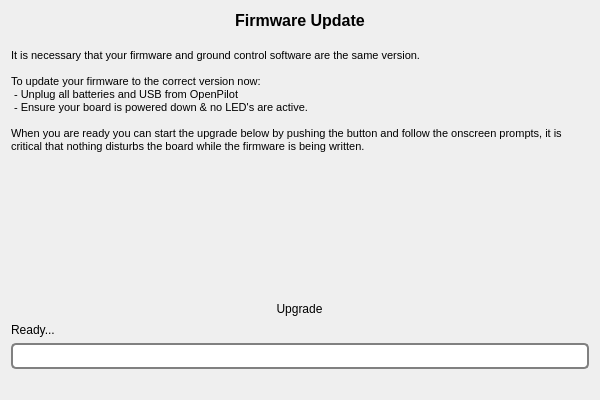
First picture: the form in ground/openpilotgcs/src/plugins/setupwizard/pages/autoupdatepage.ui, repository openpilot/OpenPilot, before the edit.
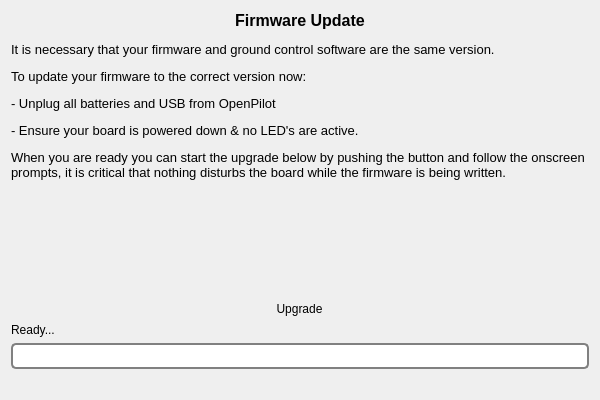
Second picture: the form after the edit. Icons and pictures are not drawn.

Commit message: OP-1556 Bigger window size, Font sizes on all pages

The edit to the form file:
```diff
--- a/ground/openpilotgcs/src/plugins/setupwizard/pages/autoupdatepage.ui
+++ b/ground/openpilotgcs/src/plugins/setupwizard/pages/autoupdatepage.ui
@@ -17,19 +17,7 @@
    <item>
     <widget class="QLabel" name="label">
      <property name="text">
-      <string>&lt;!DOCTYPE HTML PUBLIC &quot;-//W3C//DTD HTML 4.0//EN&quot; &quot;http://www.w3.org/TR/REC-html40/strict.dtd&quot;&gt;
-&lt;html&gt;&lt;head&gt;&lt;meta name=&quot;qrichtext&quot; content=&quot;1&quot; /&gt;&lt;style type=&quot;text/css&quot;&gt;
-p, li { white-space: pre-wrap; }
-&lt;/style&gt;&lt;/head&gt;&lt;body style=&quot; font-family:'MS Shell Dlg 2'; font-size:8pt; font-weight:400; font-style:normal;&quot;&gt;
-&lt;p align=&quot;center&quot; style=&quot; margin-top:0px; margin-bottom:0px; margin-left:0px; margin-right:0px; -qt-block-indent:0; text-indent:0px;&quot;&gt;&lt;span style=&quot; font-size:12pt; font-weight:600;&quot;&gt;Firmware Update&lt;/span&gt;&lt;/p&gt;
-&lt;p style=&quot;-qt-paragraph-type:empty; margin-top:0px; margin-bottom:0px; margin-left:0px; margin-right:0px; -qt-block-indent:0; text-indent:0px; font-size:12pt; font-weight:600;&quot;&gt;&lt;br /&gt;&lt;/p&gt;
-&lt;p style=&quot; margin-top:0px; margin-bottom:0px; margin-left:0px; margin-right:0px; -qt-block-indent:0; text-indent:0px;&quot;&gt;It is necessary that your firmware and ground control software are the same version.&lt;/p&gt;
-&lt;p style=&quot;-qt-paragraph-type:empty; margin-top:0px; margin-bottom:0px; margin-left:0px; margin-right:0px; -qt-block-indent:0; text-indent:0px;&quot;&gt;&lt;br /&gt;&lt;/p&gt;
-&lt;p style=&quot; margin-top:0px; margin-bottom:0px; margin-left:0px; margin-right:0px; -qt-block-indent:0; text-indent:0px;&quot;&gt;To update your firmware to the correct version now:&lt;/p&gt;
-&lt;p style=&quot; margin-top:0px; margin-bottom:0px; margin-left:0px; margin-right:0px; -qt-block-indent:0; text-indent:0px;&quot;&gt; - Unplug all batteries and USB from OpenPilot&lt;/p&gt;
-&lt;p style=&quot; margin-top:0px; margin-bottom:0px; margin-left:0px; margin-right:0px; -qt-block-indent:0; text-indent:0px;&quot;&gt; - Ensure your board is powered down &amp;amp; no LED's are active.&lt;/p&gt;
-&lt;p style=&quot;-qt-paragraph-type:empty; margin-top:0px; margin-bottom:0px; margin-left:0px; margin-right:0px; -qt-block-indent:0; text-indent:0px;&quot;&gt;&lt;br /&gt;&lt;/p&gt;
-&lt;p style=&quot; margin-top:0px; margin-bottom:0px; margin-left:0px; margin-right:0px; -qt-block-indent:0; text-indent:0px;&quot;&gt;When you are ready you can start the upgrade below by pushing the button and follow the onscreen prompts, it is critical that nothing disturbs the board while the firmware is being written.&lt;/p&gt;&lt;/body&gt;&lt;/html&gt;</string>
+      <string>&lt;html&gt;&lt;head/&gt;&lt;body&gt;&lt;p align=&quot;center&quot;&gt;&lt;span style=&quot; font-family:'MS Shell Dlg 2'; font-size:12pt; font-weight:600;&quot;&gt;Firmware Update&lt;/span&gt;&lt;/p&gt;&lt;p&gt;&lt;span style=&quot; font-family:'MS Shell Dlg 2'; font-size:10pt;&quot;&gt;It is necessary that your firmware and ground control software are the same version.&lt;/span&gt;&lt;/p&gt;&lt;p&gt;&lt;span style=&quot; font-family:'MS Shell Dlg 2'; font-size:10pt;&quot;&gt;To update your firmware to the correct version now:&lt;/span&gt;&lt;/p&gt;&lt;p&gt;&lt;span style=&quot; font-family:'MS Shell Dlg 2'; font-size:10pt;&quot;&gt;- Unplug all batteries and USB from OpenPilot&lt;/span&gt;&lt;/p&gt;&lt;p&gt;&lt;span style=&quot; font-family:'MS Shell Dlg 2'; font-size:10pt;&quot;&gt;- Ensure your board is powered down &amp;amp; no LED's are active.&lt;/span&gt;&lt;/p&gt;&lt;p&gt;&lt;span style=&quot; font-family:'MS Shell Dlg 2'; font-size:10pt;&quot;&gt;When you are ready you can start the upgrade below by pushing the button and follow the onscreen prompts, it is critical that nothing disturbs the board while the firmware is being written.&lt;/span&gt;&lt;/p&gt;&lt;/body&gt;&lt;/html&gt;</string>
      </property>
      <property name="alignment">
       <set>Qt::AlignLeading|Qt::AlignLeft|Qt::AlignTop</set>
```
The commit also changes 19 other files.
